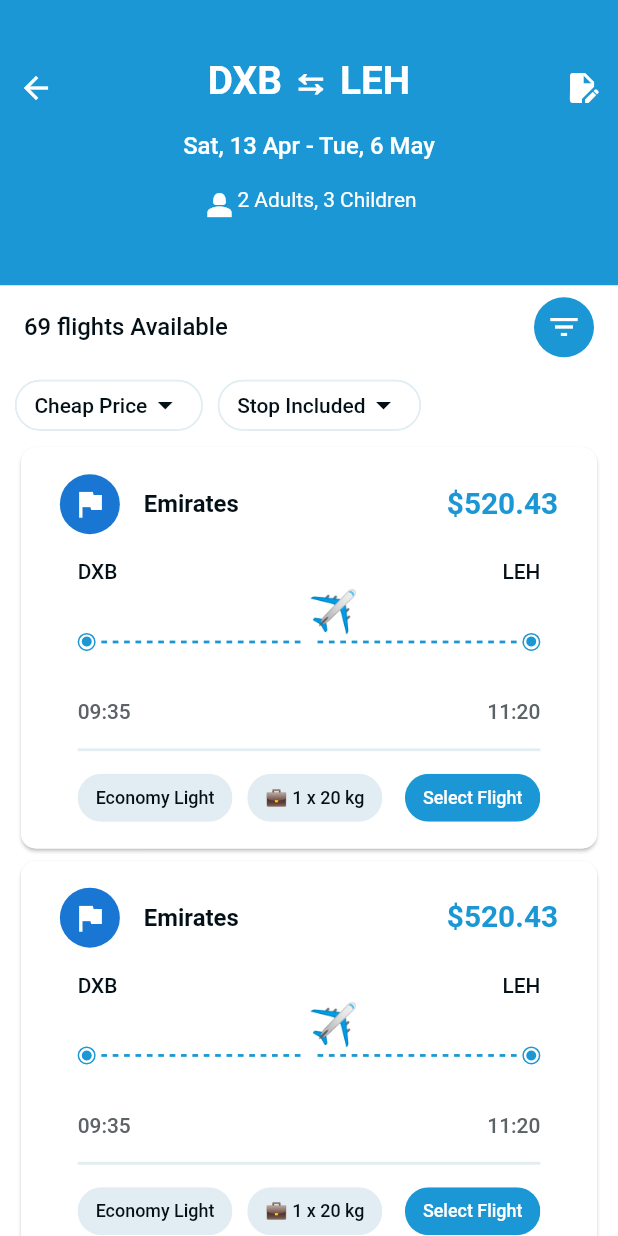
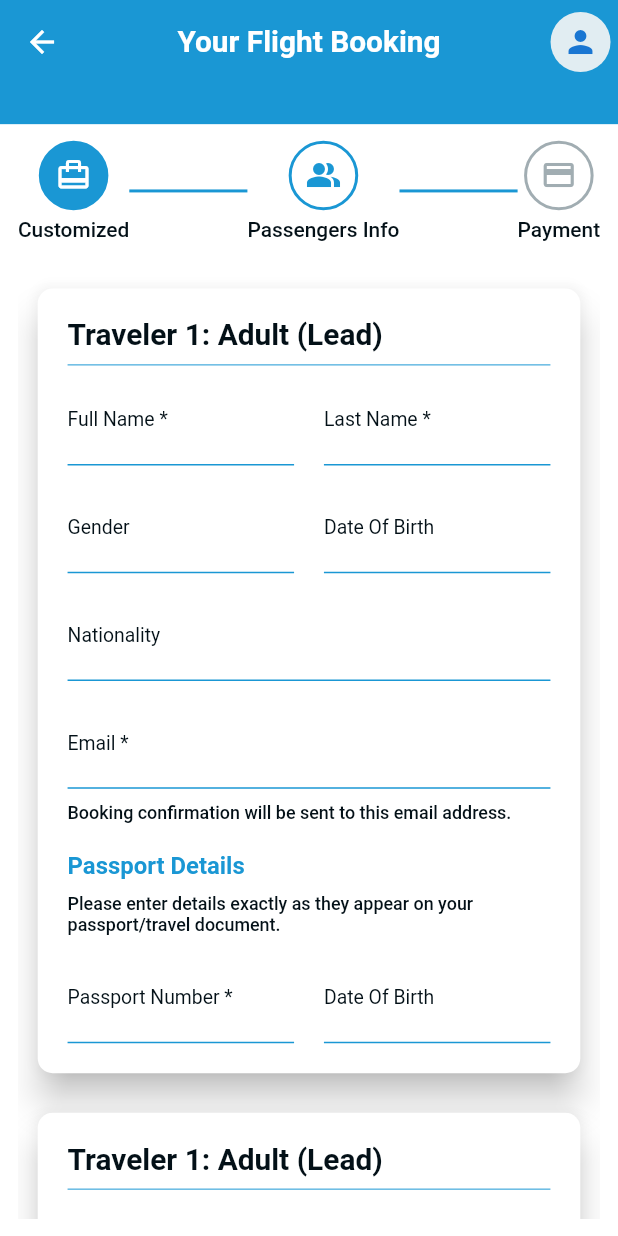
Before and after one commit to vikasp52/flight_booking, a Flutter app: the screen it shows after launch, on a phone screen of 412 x 824 dp. Run offline on Flutter 3.47's test engine with Material 2 defaults, Android fonts, the phone set to English and light mode, and no system bars; our stand-ins replace dio, flutter_bloc, flutter_screenutil, get_it.

Commit message:
Added the flight booking UI

```diff
--- a/lib/core/common_widgets/common_widgets.dart
+++ b/lib/core/common_widgets/common_widgets.dart
@@ -1 +1,2 @@
 export 'common_text_field.dart';
+export 'custom_text_field.dart';
--- a/lib/features/home/presentation/screens/widgets/custom_text_field.dart
+++ b/lib/core/common_widgets/custom_text_field.dart
@@ -8,12 +8,12 @@ class CutomTextField extends StatelessWidget {
     required this.label,
     this.enabled,
     this.onTap,
-    required this.icon,
+    this.icon,
   });
 
   final TextEditingController controller;
   final String label;
-  final IconData icon;
+  final IconData? icon;
   final GestureTapCallback? onTap;
   final bool? enabled;
 
@@ -46,9 +46,11 @@ class CutomTextField extends StatelessWidget {
             label,
             style: CustomTypography.textFieldLabel,
           ),
-          prefixIcon: Icon(
-            icon,
-          ),
+          prefixIcon: icon == null
+              ? null
+              : Icon(
+                  icon,
+                ),
         ),
       ),
     );
--- /dev/null
+++ b/lib/features/flight_booking/presentation/screens/flight_booking.dart
@@ -0,0 +1,229 @@
+import 'package:flight_booking/core/assets/assets.dart';
+import 'package:flight_booking/core/common_widgets/common_widgets.dart';
+import 'package:flight_booking/features/flight_booking/presentation/screens/widgets/widgets.dart';
+import 'package:flutter/material.dart';
+import 'package:flutter_screenutil/flutter_screenutil.dart';
+
+class FlightBooking extends StatelessWidget {
+  const FlightBooking({super.key});
+
+  @override
+  Widget build(BuildContext context) {
+    final controller = TextEditingController();
+    return Scaffold(
+      appBar: PreferredSize(
+        preferredSize: Size.fromHeight(
+          90.h,
+        ),
+        child: AppBar(
+          centerTitle: true,
+          backgroundColor: CustomColors.primary,
+          leading: IconButton(
+            onPressed: () {},
+            icon: const Icon(
+              Icons.arrow_back,
+              color: CustomColors.white,
+            ),
+          ),
+          elevation: 0.0,
+          actions: [
+            Padding(
+              padding: EdgeInsets.only(
+                right: 5.w,
+              ),
+              child: const CircleAvatar(
+                backgroundColor: CustomColors.skyBlue,
+                child: Icon(
+                  Icons.person,
+                ),
+              ),
+            ),
+          ],
+          title: Text(
+            'Your Flight Booking',
+            style: CustomTypography.nameLabel.copyWith(
+              color: CustomColors.white,
+            ),
+          ),
+        ),
+      ),
+      body: Padding(
+        padding: EdgeInsets.symmetric(
+          horizontal: 12.w,
+          vertical: 12.h,
+        ),
+        child: Column(
+          children: [
+            const Row(
+              children: [
+                CustomStepper(
+                  label: 'Customized',
+                  iconData: Icons.card_travel,
+                  backgroundColor: CustomColors.primary,
+                  borderColor: CustomColors.primary,
+                  iconColor: CustomColors.white,
+                ),
+                CustomDivider(),
+                CustomStepper(
+                  label: 'Passengers Info',
+                  iconData: Icons.people_alt,
+                  backgroundColor: CustomColors.white,
+                  borderColor: CustomColors.primary,
+                  iconColor: CustomColors.primary,
+                ),
+                CustomDivider(),
+                CustomStepper(
+                  label: 'Payment',
+                  iconData: Icons.credit_card,
+                  backgroundColor: CustomColors.white,
+                  borderColor: CustomColors.hintText,
+                  iconColor: CustomColors.hintText,
+                ),
+              ],
+            ),
+            SizedBox(
+              height: 20.h,
+            ),
+            Expanded(
+                child: ListView.builder(
+              itemBuilder: (context, index) => Padding(
+                padding: EdgeInsets.symmetric(
+                  horizontal: 10.h,
+                  vertical: 10.h,
+                ),
+                child: Card(
+                  elevation: 10,
+                  child: Padding(
+                    padding: EdgeInsets.all(20.w),
+                    child: Column(
+                      crossAxisAlignment: CrossAxisAlignment.start,
+                      children: [
+                        Text(
+                          'Traveler 1: Adult (Lead)',
+                          style: CustomTypography.nameLabel,
+                        ),
+                        const Divider(
+                          color: CustomColors.primary,
+                        ),
+                        Row(
+                          children: [
+                            Expanded(
+                              child: CutomTextField(
+                                controller: controller,
+                                label: 'Full Name *',
+                              ),
+                            ),
+                            SizedBox(
+                              width: 20.w,
+                            ),
+                            Expanded(
+                              child: CutomTextField(
+                                controller: controller,
+                                label: 'Last Name *',
+                              ),
+                            ),
+                          ],
+                        ),
+                        SizedBox(
+                          height: 14.h,
+                        ),
+                        Row(
+                          children: [
+                            Expanded(
+                              child: CutomTextField(
+                                controller: controller,
+                                label: 'Gender',
+                              ),
+                            ),
+                            SizedBox(
+                              width: 20.w,
+                            ),
+                            Expanded(
+                              child: CutomTextField(
+                                controller: controller,
+                                label: 'Date Of Birth',
+                              ),
+                            ),
+                          ],
+                        ),
+                        SizedBox(
+                          height: 14.h,
+                        ),
+                        CutomTextField(
+                          controller: controller,
+                          label: 'Nationality',
+                        ),
+                        SizedBox(
+                          height: 14.h,
+                        ),
+                        CutomTextField(
+                          controller: controller,
+                          label: 'Email *',
+                        ),
+                        SizedBox(
+                          height: 10.h,
+                        ),
+                        Text(
+                          'Booking confirmation will be sent to this email address.',
+                          style: CustomTypography.flightType,
+                        ),
+                        SizedBox(
+                          height: 20.h,
+                        ),
+                        Text(
+                          'Passport Details',
+                          style: CustomTypography.flightNameLabel.copyWith(
+                            color: CustomColors.primary,
+                          ),
+                        ),
+                        SizedBox(
+                          height: 10.h,
+                        ),
+                        Text(
+                          'Please enter details exactly as they appear on your passport/travel document.',
+                          style: CustomTypography.flightType,
+                        ),
+                        SizedBox(
+                          height: 14.h,
+                        ),
+                        Row(
+                          children: [
+                            Expanded(
+                              child: CutomTextField(
+                                controller: controller,
+                                label: 'Passport Number *',
+                              ),
+                            ),
+                            SizedBox(
+                              width: 20.w,
+                            ),
+                            Expanded(
+                              child: CutomTextField(
+                                controller: controller,
+                                label: 'Date Of Birth',
+                              ),
+                            ),
+                          ],
+                        ),
+                      ],
+                    ),
+                  ),
+                ),
+              ),
+            ))
+          ],
+        ),
+      ),
+    );
+  }
+}
+
+
+
+//  SizedBox(
+//                     width: 100.w,
+//                     child: ElevatedButton(
+//                       onPressed: () {},
+//                       child: const Text('Next'),
+//                     ),
+//                   ),
--- a/lib/features/flight_booking/presentation/screens/screens.dart
+++ b/lib/features/flight_booking/presentation/screens/screens.dart
@@ -0,0 +1 @@
+export 'flight_booking.dart';
--- /dev/null
+++ b/lib/features/flight_booking/presentation/screens/widgets/custom_divider.dart
@@ -0,0 +1,19 @@
+import 'package:flight_booking/core/assets/assets.dart';
+import 'package:flutter/material.dart';
+import 'package:flutter_screenutil/flutter_screenutil.dart';
+
+class CustomDivider extends StatelessWidget {
+  const CustomDivider({
+    super.key,
+  });
+
+  @override
+  Widget build(BuildContext context) {
+    return Expanded(
+      child: Divider(
+        color: CustomColors.primary,
+        thickness: 2.w,
+      ),
+    );
+  }
+}
--- /dev/null
+++ b/lib/features/flight_booking/presentation/screens/widgets/custom_stepper.dart
@@ -0,0 +1,54 @@
+import 'package:flight_booking/core/assets/assets.dart';
+import 'package:flutter/material.dart';
+import 'package:flutter_screenutil/flutter_screenutil.dart';
+
+class CustomStepper extends StatelessWidget {
+  const CustomStepper({
+    super.key,
+    required this.backgroundColor,
+    required this.borderColor,
+    required this.iconColor,
+    required this.label,
+    required this.iconData,
+  });
+
+  final Color backgroundColor;
+  final Color borderColor;
+  final Color iconColor;
+  final String label;
+  final IconData iconData;
+
+  @override
+  Widget build(BuildContext context) {
+    return Column(
+      children: [
+        Container(
+          decoration: BoxDecoration(
+            color: backgroundColor,
+            border: Border.all(
+              color: borderColor,
+              width: 2.w,
+            ),
+            borderRadius: BorderRadius.circular(
+              24.w,
+            ),
+          ),
+          child: Padding(
+            padding: EdgeInsets.all(10.h),
+            child: Icon(
+              iconData,
+              color: iconColor,
+            ),
+          ),
+        ),
+        SizedBox(
+          height: 5.h,
+        ),
+        Text(
+          label,
+          style: CustomTypography.accountCheckLabel,
+        )
+      ],
+    );
+  }
+}
--- a/lib/features/flight_booking/presentation/screens/widgets/widgets.dart
+++ b/lib/features/flight_booking/presentation/screens/widgets/widgets.dart
@@ -0,0 +1,2 @@
+export 'custom_stepper.dart';
+export 'custom_divider.dart';
--- a/lib/features/home/presentation/screens/home_screen.dart
+++ b/lib/features/home/presentation/screens/home_screen.dart
@@ -1,4 +1,5 @@
 import 'package:flight_booking/core/assets/assets.dart';
+import 'package:flight_booking/core/common_widgets/common_widgets.dart';
 import 'package:flight_booking/features/home/presentation/screens/widgets/widgets.dart';
 import 'package:flutter/material.dart';
 import 'package:flutter_screenutil/flutter_screenutil.dart';
@@ -8,10 +9,6 @@ class HomeScreen extends StatelessWidget {
 
   @override
   Widget build(BuildContext context) {
-    final subTitle = '12 yrs & above';
-    final title = 'A';
-    final total = '3';
-
     final flyingFromController = TextEditingController();
 
     return Scaffold(
--- a/lib/features/home/presentation/screens/widgets/widgets.dart
+++ b/lib/features/home/presentation/screens/widgets/widgets.dart
@@ -1,4 +1,3 @@
 export 'custom_menu_icon.dart';
 export 'custom_tab.dart';
-export 'custom_text_field.dart';
 export 'no_of_traveller.dart';
--- a/lib/main.dart
+++ b/lib/main.dart
@@ -1,5 +1,6 @@
 import 'package:flight_booking/core/assets/assets.dart';
 import 'package:flight_booking/core/routing/routing.dart';
+import 'package:flight_booking/features/flight_booking/presentation/screens/screens.dart';
 import 'package:flight_booking/features/flight_results/presentation/screens/screens.dart';
 import 'package:flight_booking/features/home/presentation/screens/screens.dart';
 import 'package:flight_booking/features/validate/presentation/screens/screens.dart';
@@ -25,7 +26,7 @@ class MyApp extends StatelessWidget {
         onGenerateRoute: RouteGenerator.generateRoute,
         debugShowCheckedModeBanner: false,
       ),
-      child: const FlightResultScreen(),
+      child: const FlightBooking(),
     );
   }
 }
```
